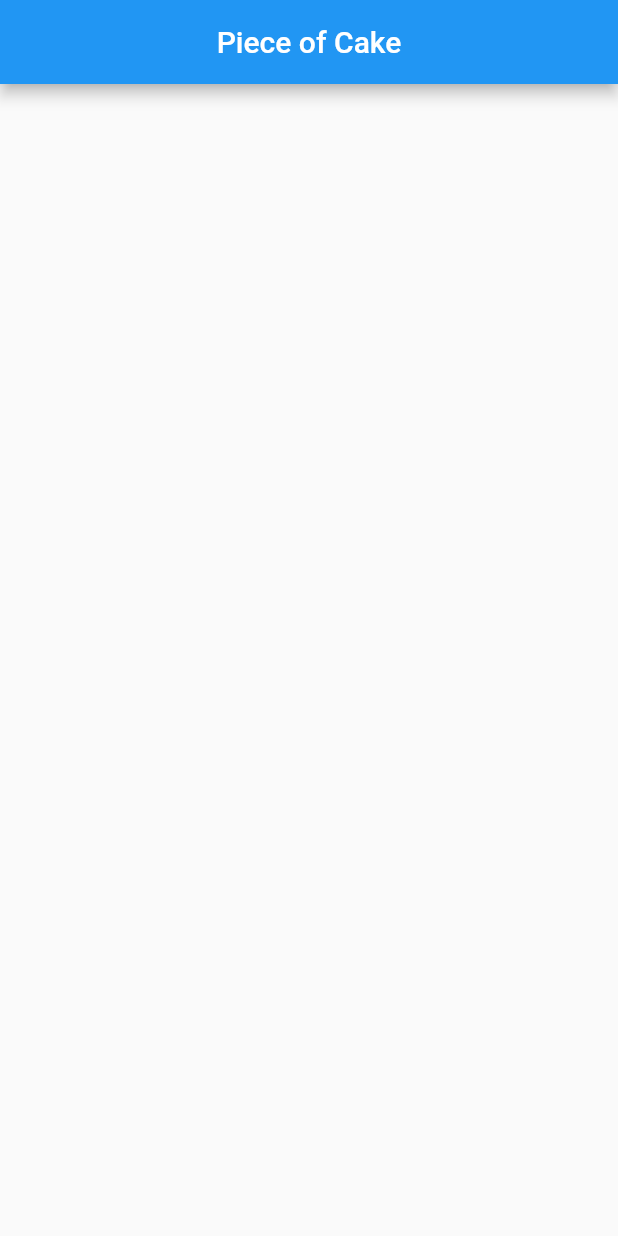
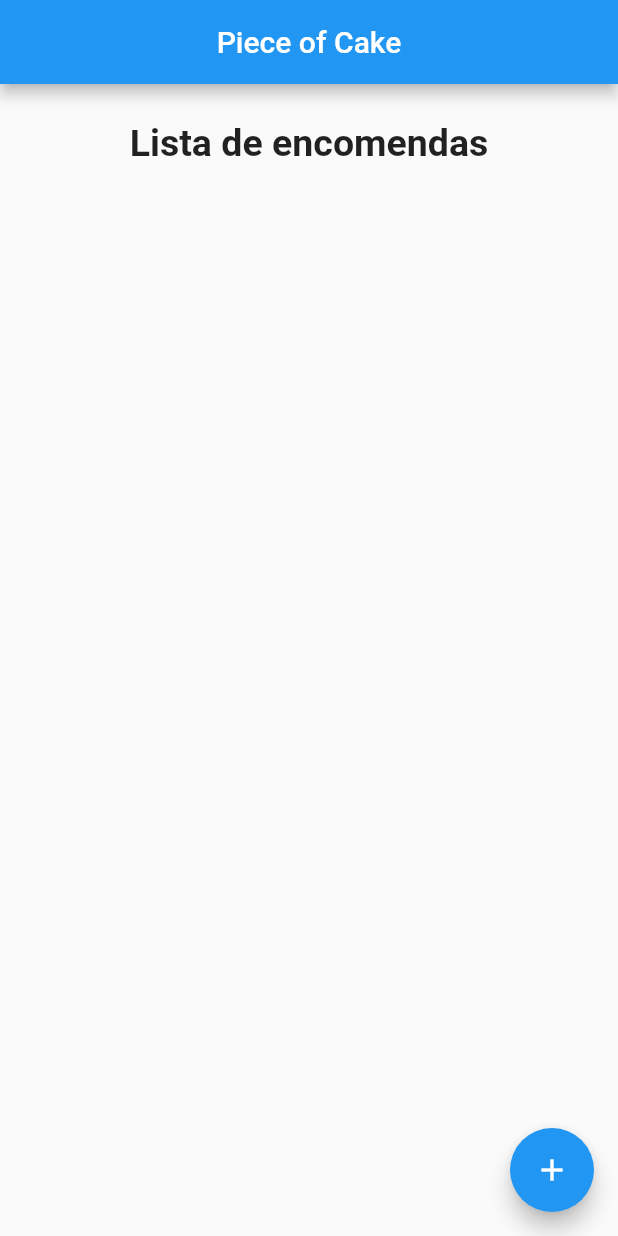
Before and after one commit to projeto-de-algoritmos/Greed_Piece-of-Cake, a Flutter app: the screen it shows after launch, on a phone screen of 412 x 824 dp. Run offline on Flutter 3.47's test engine with Material 2 defaults, Android fonts, the phone set to English and light mode, and no system bars.

Commit message:
Criando página de listar pedidos
Co-authored-by: Lucas Gabriel <lucasbsb100@gmail.com>

```diff
--- /dev/null
+++ b/piece_of_cake/lib/list_screen.dart
@@ -0,0 +1,43 @@
+import 'package:flutter/material.dart';
+
+class ListScreen extends StatefulWidget {
+  const ListScreen({Key? key}) : super(key: key);
+
+  @override
+  _ListScreenState createState() => _ListScreenState();
+}
+
+class _ListScreenState extends State<ListScreen> {
+  @override
+  Widget build(BuildContext context) {
+    return Scaffold(
+      appBar: AppBar(
+        title: Text("Piece of Cake"),
+        centerTitle: true,
+      ),
+      body: Column(crossAxisAlignment: CrossAxisAlignment.center, children: [
+        Padding(
+          padding: const EdgeInsets.symmetric(vertical: 25),
+          child: Container(
+            alignment: Alignment.center,
+            child: Text(
+              "Lista de encomendas",
+              style: TextStyle(
+                fontSize: 25,
+                fontWeight: FontWeight.bold,
+              ),
+            ),
+          ),
+        ),
+        //Aqui entra a lista de encomentdas
+        Container()
+      ]),
+      floatingActionButton: FloatingActionButton(
+        child: Icon(Icons.add),
+        onPressed: () {
+          print("Clicou");
+        },
+      ),
+    );
+  }
+}
--- a/piece_of_cake/lib/main.dart
+++ b/piece_of_cake/lib/main.dart
@@ -1,4 +1,5 @@
 import 'package:flutter/material.dart';
+import 'list_screen.dart';
 
 void main() {
   runApp(MyApp());
@@ -14,14 +15,7 @@ class MyApp extends StatelessWidget {
       theme: ThemeData(
         primarySwatch: Colors.blue,
       ),
-      home: Scaffold(
-        appBar: AppBar(
-          title: Text('Piece of Cake'),
-          centerTitle: true,
-        ),
-        body: Container(
-        ),
-      )
+      home: ListScreen(),
     );
   }
 }
```
